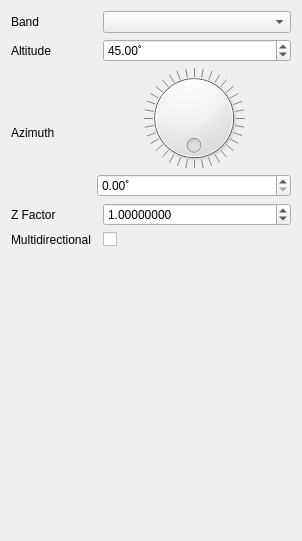
Above: src/ui/raster/qgshillshaderendererwidget.ui from qgis/QGIS before the change. Below: the same form after it.
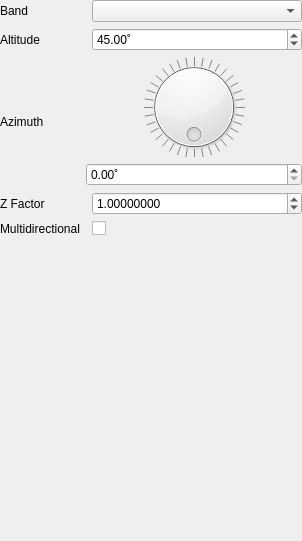
That is the form after the change. Custom widgets are drawn as their Qt base class.

What changed in the file:
```diff
--- a/src/ui/raster/qgshillshaderendererwidget.ui
+++ b/src/ui/raster/qgshillshaderendererwidget.ui
@@ -14,6 +14,18 @@
    <string notr="true">Form</string>
   </property>
   <layout class="QGridLayout" name="gridLayout">
+   <property name="leftMargin">
+    <number>0</number>
+   </property>
+   <property name="topMargin">
+    <number>0</number>
+   </property>
+   <property name="rightMargin">
+    <number>0</number>
+   </property>
+   <property name="bottomMargin">
+    <number>0</number>
+   </property>
    <item row="2" column="1" colspan="2">
     <layout class="QVBoxLayout" name="verticalLayout">
      <item>
```
